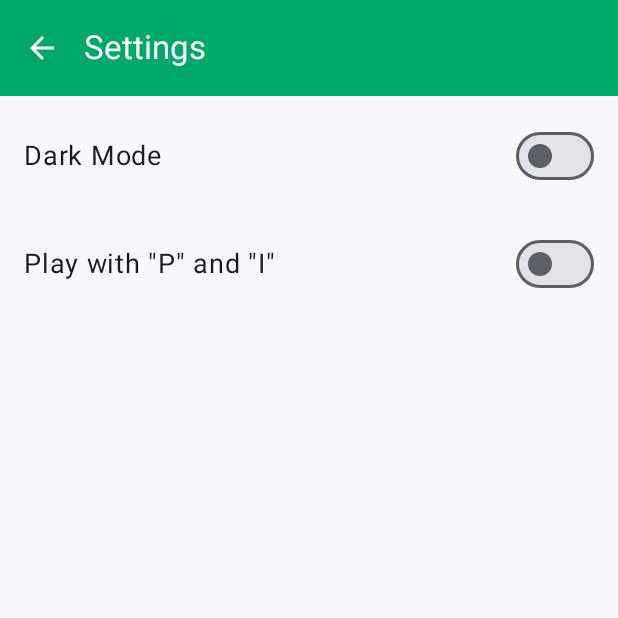
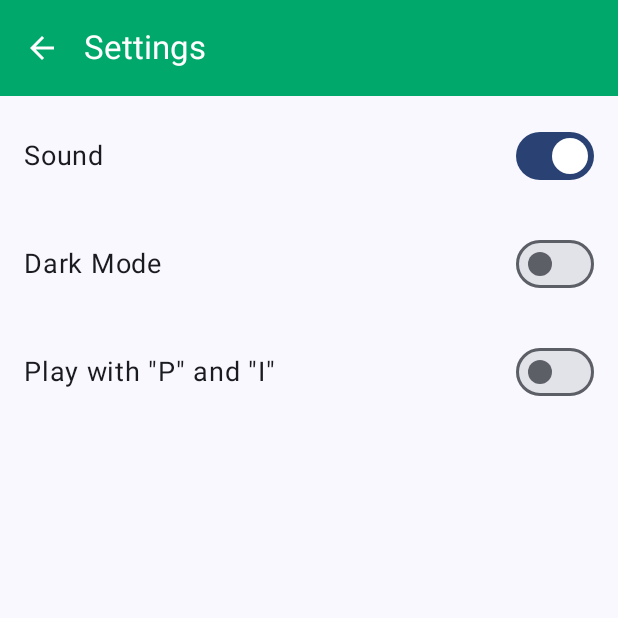
Before and after one commit to hayatnabi/TicTacToeAndroid, an Android app built with Jetpack Compose: the SettingsActivity screen opened directly, with no data from a screen before it, on a phone screen of 412 x 824 dp, the top half of it. Run offline under Robolectric (Android 15) with nearby library versions, the phone set to English and light mode, and no system bars.

Commit message:
Added switch for game sound in settings screen.

```diff
--- a/app/src/main/java/compose/game/tictactoe/SettingsActivity.kt
+++ b/app/src/main/java/compose/game/tictactoe/SettingsActivity.kt
@@ -1,11 +1,9 @@
 package compose.game.tictactoe
 
 import android.app.Activity
-import android.graphics.drawable.Icon
 import android.os.Bundle
 import androidx.activity.ComponentActivity
 import androidx.activity.compose.setContent
-import androidx.activity.enableEdgeToEdge
 import androidx.compose.foundation.layout.Arrangement
 import androidx.compose.foundation.layout.Column
 import androidx.compose.foundation.layout.Row
@@ -17,7 +15,6 @@ import androidx.compose.material.icons.filled.ArrowBack
 import androidx.compose.material3.ExperimentalMaterial3Api
 import androidx.compose.material3.Icon
 import androidx.compose.material3.IconButton
-import androidx.compose.material3.MaterialTheme
 import androidx.compose.material3.Scaffold
 import androidx.compose.material3.Switch
 import androidx.compose.material3.Text
@@ -66,10 +63,6 @@ class SettingsActivity : ComponentActivity() {
                                 titleContentColor = Color.White,    // Title text color
                                 navigationIconContentColor = Color.White // Back icon color
                             )
-
-//                            colors = TopAppBarDefaults.mediumTopAppBarColors(
-//                                containerColor = MaterialTheme.colorScheme.primary
-//                            )
                         )
                     }
                 ) { innerPadding ->
@@ -89,11 +82,25 @@ class SettingsActivity : ComponentActivity() {
 fun SettingsWidget(modifier: Modifier = Modifier) {
     var isDarkMode by rememberSaveable { mutableStateOf(false) }
     var isPlayWithPI by rememberSaveable { mutableStateOf(false) }
+    var shouldPlaySound by rememberSaveable { mutableStateOf(true) }
 
     Column(
         modifier = modifier,
         verticalArrangement = Arrangement.spacedBy(24.dp)
     ) {
+        // Play Sound
+        Row(
+            verticalAlignment = Alignment.CenterVertically,
+            horizontalArrangement = Arrangement.SpaceBetween,
+            modifier = Modifier.fillMaxWidth()
+        ) {
+            Text(text = "Sound", fontSize = 18.sp)
+            Switch(
+                checked = shouldPlaySound,
+                onCheckedChange = { shouldPlaySound = it }
+            )
+        }
+
         // Dark Mode Toggle
         Row(
             verticalAlignment = Alignment.CenterVertically,
@@ -133,36 +140,3 @@ fun SettingsPreview() {
         )
     }
 }
-
-//class SettingsActivity : ComponentActivity() {
-//    override fun onCreate(savedInstanceState: Bundle?) {
-//        super.onCreate(savedInstanceState)
-//        enableEdgeToEdge()
-//        setContent {
-//            TicTacToeComposeTheme {
-//                Scaffold(modifier = Modifier.fillMaxSize()) { innerPadding ->
-//                    SettingsWidget(
-//                        name = "Android",
-//                        modifier = Modifier.padding(innerPadding)
-//                    )
-//                }
-//            }
-//        }
-//    }
-//}
-//
-//@Composable
-//fun SettingsWidget(name: String, modifier: Modifier = Modifier) {
-//    Text(
-//        text = "Hello $name!",
-//        modifier = modifier
-//    )
-//}
-//
-//@Preview(showBackground = true)
-//@Composable
-//fun GreetingPreview2() {
-//    TicTacToeComposeTheme {
-//        SettingsWidget("Android")
-//    }
-//}
```
